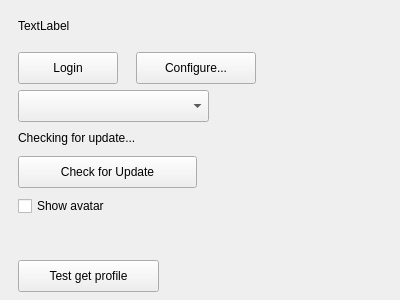
Before: the Qt Designer form src/settingwindow.ui in b123400/tootrain-qt, drawn with Qt 5.
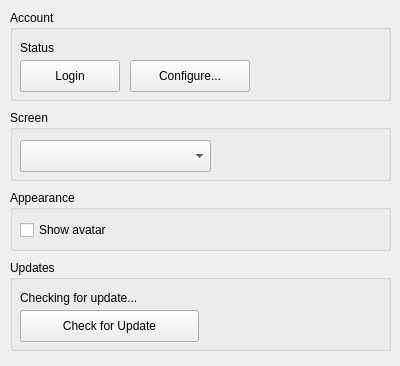
After: the same form once the commit is applied.

Patch:
```diff
--- a/src/settingwindow.ui
+++ b/src/settingwindow.ui
@@ -7,7 +7,7 @@
     <x>0</x>
     <y>0</y>
     <width>400</width>
-    <height>300</height>
+    <height>366</height>
    </rect>
   </property>
   <property name="sizePolicy">
@@ -22,20 +22,26 @@
     <height>300</height>
    </size>
   </property>
-  <property name="maximumSize">
-   <size>
-    <width>400</width>
-    <height>300</height>
-   </size>
-  </property>
   <property name="windowTitle">
    <string>Preferences</string>
   </property>
+  <widget class="QGroupBox" name="groupBox">
+   <property name="geometry">
+    <rect>
+     <x>10</x>
+     <y>10</y>
+     <width>381</width>
+     <height>91</height>
+    </rect>
+   </property>
+   <property name="title">
+    <string>Account</string>
+   </property>
   <widget class="QPushButton" name="loginButton">
    <property name="geometry">
     <rect>
-     <x>18</x>
-     <y>52</y>
+      <x>10</x>
+      <y>50</y>
      <width>100</width>
      <height>32</height>
     </rect>
@@ -47,44 +53,83 @@
   <widget class="QLabel" name="currentAccountName">
    <property name="geometry">
     <rect>
-     <x>18</x>
-     <y>18</y>
+      <x>10</x>
+      <y>30</y>
      <width>251</width>
      <height>16</height>
     </rect>
    </property>
    <property name="text">
-    <string>TextLabel</string>
-   </property>
-  </widget>
-  <widget class="QPushButton" name="testButton">
+     <string>Status</string>
+    </property>
+   </widget>
+   <widget class="QPushButton" name="configButton">
    <property name="geometry">
     <rect>
-     <x>18</x>
-     <y>260</y>
-     <width>141</width>
+      <x>120</x>
+      <y>50</y>
+      <width>120</width>
      <height>32</height>
     </rect>
    </property>
    <property name="text">
-    <string>Test get profile</string>
-   </property>
-  </widget>
+     <string>Configure...</string>
+    </property>
+   </widget>
+  </widget>
+  <widget class="QGroupBox" name="groupBox_2">
+   <property name="geometry">
+    <rect>
+     <x>10</x>
+     <y>110</y>
+     <width>381</width>
+     <height>71</height>
+    </rect>
+   </property>
+   <property name="title">
+    <string>Screen</string>
+   </property>
   <widget class="QComboBox" name="screenComboBox">
    <property name="geometry">
     <rect>
-     <x>18</x>
-     <y>90</y>
+      <x>10</x>
+      <y>30</y>
      <width>191</width>
      <height>32</height>
     </rect>
    </property>
   </widget>
+  </widget>
+  <widget class="QGroupBox" name="groupBox_3">
+   <property name="geometry">
+    <rect>
+     <x>10</x>
+     <y>260</y>
+     <width>381</width>
+     <height>91</height>
+    </rect>
+   </property>
+   <property name="title">
+    <string>Updates</string>
+   </property>
+   <widget class="QLabel" name="updateStatusLabel">
+    <property name="geometry">
+     <rect>
+      <x>10</x>
+      <y>30</y>
+      <width>251</width>
+      <height>16</height>
+     </rect>
+    </property>
+    <property name="text">
+     <string>Checking for update...</string>
+    </property>
+   </widget>
   <widget class="QPushButton" name="checkOrUpdateButton">
    <property name="geometry">
     <rect>
-     <x>18</x>
-     <y>156</y>
+      <x>10</x>
+      <y>50</y>
      <width>179</width>
      <height>32</height>
     </rect>
@@ -93,44 +138,32 @@
     <string>Check for Update</string>
    </property>
   </widget>
-  <widget class="QLabel" name="updateStatusLabel">
-   <property name="geometry">
-    <rect>
-     <x>18</x>
-     <y>130</y>
-     <width>361</width>
-     <height>16</height>
-    </rect>
-   </property>
-   <property name="text">
-    <string>Checking for update...</string>
-   </property>
   </widget>
-  <widget class="QPushButton" name="configButton">
+  <widget class="QGroupBox" name="groupBox_4">
    <property name="geometry">
     <rect>
-     <x>136</x>
-     <y>52</y>
-     <width>120</width>
-     <height>32</height>
+     <x>10</x>
+     <y>190</y>
+     <width>381</width>
+     <height>61</height>
     </rect>
    </property>
-   <property name="text">
-    <string>Configure...</string>
+   <property name="title">
+    <string>Appearance</string>
    </property>
-  </widget>
   <widget class="QCheckBox" name="showAvatarCheckBox">
    <property name="geometry">
     <rect>
-     <x>18</x>
-     <y>196</y>
-     <width>361</width>
+      <x>10</x>
+      <y>30</y>
+      <width>251</width>
      <height>20</height>
     </rect>
    </property>
    <property name="text">
     <string>Show avatar</string>
    </property>
+   </widget>
   </widget>
  </widget>
  <resources/>
```
Lines whose indentation alone changed are shown as unchanged.
